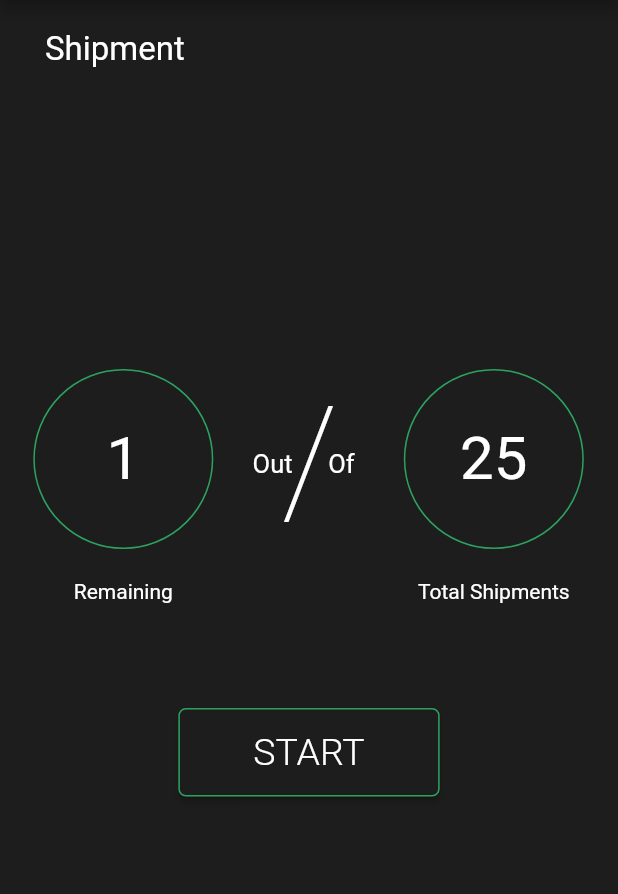
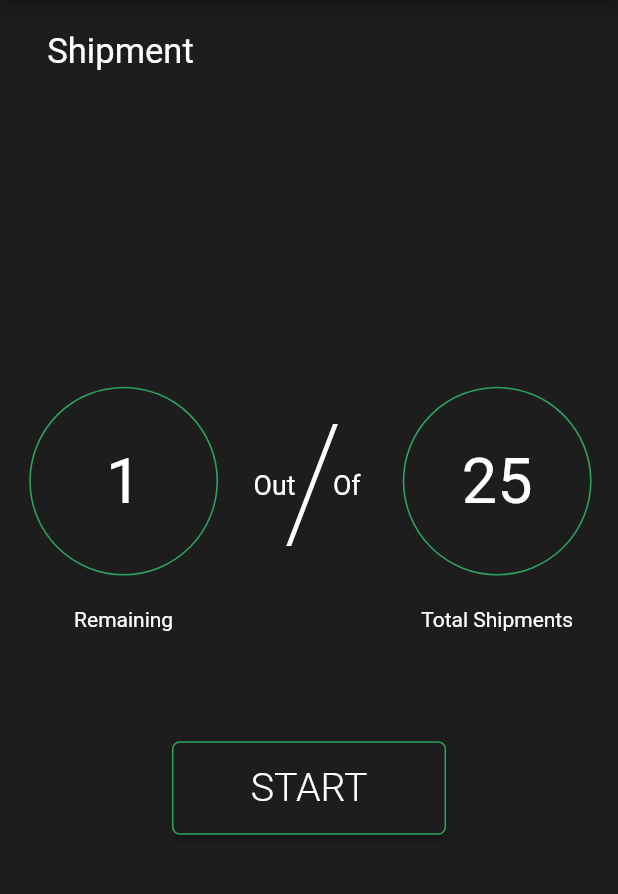
Before and after one commit to pankajnegii/quincusflutter, a Flutter app: the screen it shows after launch, on a phone screen of 412 x 824 dp, the part 84-978 px from its top. Run offline on Flutter 3.47's test engine with Material 2 defaults, Android fonts, the phone set to English and light mode, and no system bars; our stand-ins replace flutter_screenutil, fluttertoast, geolocator, google_maps_flutter, permission_handler, shared_preferences.

Commit message:
Update shipment.dart

```diff
--- a/lib/shipment.dart
+++ b/lib/shipment.dart
@@ -49,66 +49,66 @@ class _ShipmentPage extends State<MyShipmentPage> {
         body: Column(
           children: <Widget>[
             Padding(
-              padding: EdgeInsets.only(top: 20.0, left: 30.0),
+              padding: EdgeInsets.only(top: sdp(20.0), left: sdp(30.0)),
               child: Row( //Row 1
                 children: <Widget>[
                   Text('Shipment',
-                    style: TextStyle(color: Colors.white, fontSize: 22.0),
+                    style: TextStyle(color: Colors.white, fontSize: sdp(22.0)),
                     textAlign: TextAlign.left,),
                 ],
               ),
             ),
             Padding(
               //alignment: Alignment.center,
-              padding: EdgeInsets.only(top: 200.0, left: 10.0),
+              padding: EdgeInsets.only(top: sdp(200.0), left: sdp(10.0)),
               child: Row( //Row 2
                 mainAxisAlignment: MainAxisAlignment.spaceEvenly,
                 children: <Widget>[
                   Column(
                     children: <Widget>[
                       Container(
-                          width: 120.0,
-                          height: 120.0,
+                          width: sdp(120.0),
+                          height: sdp(120.0),
                           child: Center(child:
                           Text('1',
-                            style: TextStyle(color: Colors.white, fontSize: 40.0),
+                            style: TextStyle(color: Colors.white, fontSize: sdp(40.0)),
                             textAlign: TextAlign.center,),
                           ),
                           decoration: new BoxDecoration(
                             shape: BoxShape.circle,
                             border: Border.all(
                                 color: greenColor(),
-                                width: 1.0,
+                                width: sdp(1.0),
                                 style: BorderStyle.solid),
                           )
                       ),
                       Padding(
-                        padding: EdgeInsets.all(20.0),
+                        padding: EdgeInsets.all(sdp(20.0)),
                         child: Text('Remaining'),
                       ),
                     ],
 
                   ),
                   Padding(
-                    padding: EdgeInsets.only(left: 12.0),
+                    padding: EdgeInsets.only(left: sdp(12.0)),
                     child: new Stack(
                       children: <Widget>[
                         new Positioned(
-                          top: 50.0,
-                          left: 2.0,
+                          top: sdp(50.0),
+                          left: sdp(2.0),
                           child: new Text(
                             'Out', style: TextStyle(
-                              color: Color(0xFFFFFFFF), fontSize: 17.0),),
+                              color: Color(0xFFFFFFFF), fontSize: sdp(17.0)),),
                         ),
 
                         new Container(
-                          width: 80.0,
-                          height: 170.0,
+                          width: sdp(80.0),
+                          height: sdp(170.0),
                           child:
                           Text('/',
                             style: TextStyle(
                                 color: Colors.white,
-                                fontSize: 100.0,
+                                fontSize: sdp(100.0),
                                 fontWeight: FontWeight.w200),
                             textAlign: TextAlign.center,),
 
@@ -121,11 +121,11 @@ class _ShipmentPage extends State<MyShipmentPage> {
                           )*/
                         ),
                         new Positioned(
-                          top: 50.0,
-                          right: 10.0,
+                          top: sdp(50.0),
+                          right: sdp(10.0),
                           child: new Text(
                             'Of', style: TextStyle(
-                              color: Color(0xFFFFFFFF), fontSize: 17.0),),
+                              color: Color(0xFFFFFFFF), fontSize: sdp(17.0)),),
                         ),
 
                       ],
@@ -136,23 +136,23 @@ class _ShipmentPage extends State<MyShipmentPage> {
                   Column(
                     children: <Widget>[
                       Container(
-                          width: 120.0,
-                          height: 120.0,
+                          width: sdp(120.0),
+                          height: sdp(120.0),
                           child: Center(child:
                           Text('25',
-                            style: TextStyle(color: Colors.white, fontSize: 40.0),
+                            style: TextStyle(color: Colors.white, fontSize: sdp(40.0)),
                             textAlign: TextAlign.center,),
                           ),
                           decoration: new BoxDecoration(
                             shape: BoxShape.circle,
                             border: Border.all(
                                 color: greenColor(),
-                                width: 1.0,
+                                width: sdp(1.0),
                                 style: BorderStyle.solid),
                           )
                       ),
                       Padding(
-                        padding: EdgeInsets.all(20.0),
+                        padding: EdgeInsets.all(sdp(20.0)),
                         child: Text('Total Shipments'),
                       ),
 
@@ -165,24 +165,24 @@ class _ShipmentPage extends State<MyShipmentPage> {
 
             //Row 3
             Padding(
-              padding: EdgeInsets.only(top: 50.0),
+              padding: EdgeInsets.only(top: sdp(50.0)),
               child: Row(
                   mainAxisAlignment: MainAxisAlignment.center,
                   children: <Widget>[
                     RaisedButton(
                       padding: EdgeInsets.only(
-                          left: 50.0, right: 50.0, top: 15.0, bottom: 15.0),
+                          left: sdp(50.0), right: sdp(50.0), top: sdp(15.0), bottom: sdp(15.0)),
                       shape: OutlineInputBorder(
-                        borderRadius: BorderRadius.circular(5.0),
+                        borderRadius: BorderRadius.circular(sdp(5.0)),
                         borderSide: BorderSide(
-                            color: greenColor(), width: 1.0),),
+                            color: greenColor(), width: sdp(1.0)),),
                       /*shape: new RoundedRectangleBorder(
                     borderRadius: new BorderRadius.circular(5.0),),*/
                       color: Color(0xFF1D1D1D),
                       child: Text('START',
                         style: TextStyle(
                             color: Colors.white,
-                            fontSize: 25.0,
+                            fontSize: sdp(25.0),
                             fontWeight: FontWeight.w300),),
                       onPressed: () {
                         _OpenMyShipmentData('Opening Shipment Data');
```
